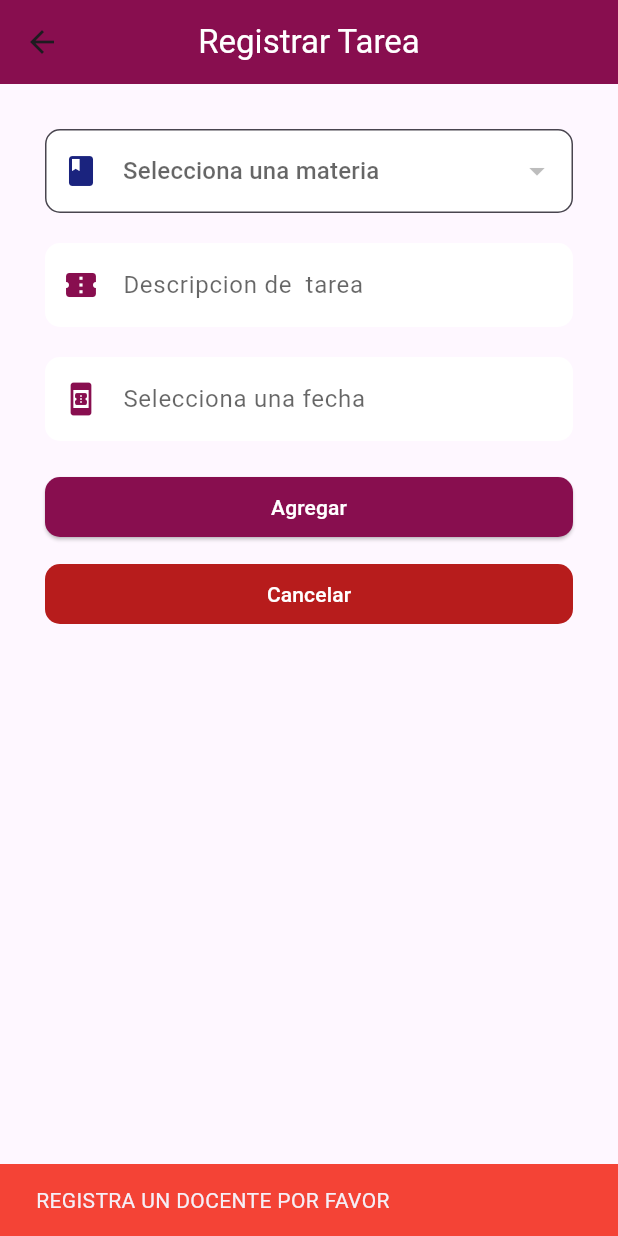
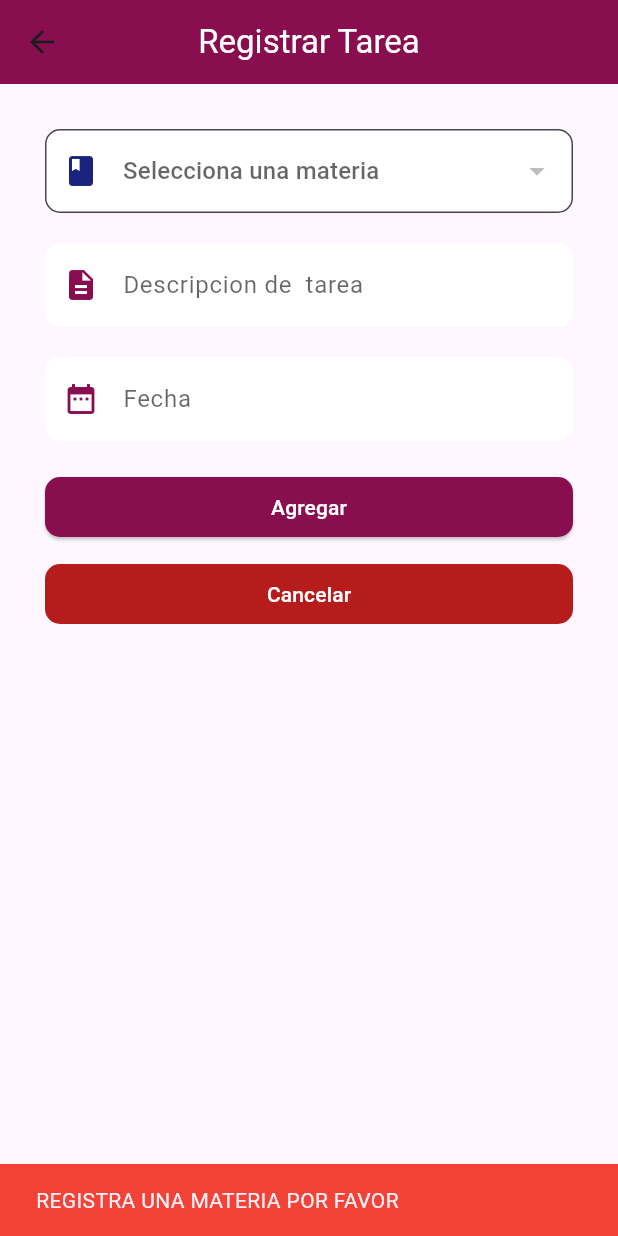
Before and after one commit to gerrycode01/dam_u3_tareas, a Flutter app: the CrearTarea screen opened directly, after a tap on "Agregar", on a phone screen of 412 x 824 dp. Run offline on Flutter 3.47's test engine with Material 3 defaults, Android fonts, the light colour scheme and no system bars; our stand-ins replace sqflite; accounts and stored records are empty.

Commit message:
registrar tarea al 75%

```diff
--- a/lib/vistas/VistaTarea/crearTarea.dart
+++ b/lib/vistas/VistaTarea/crearTarea.dart
@@ -12,7 +12,6 @@ class CrearTarea extends StatefulWidget {
 }
 
 class _CrearTareaState extends State<CrearTarea> {
-  List<Tarea> tareas = [];
   List<Materia> materias = [];
   String? _materiaseleccionado;
   final _fechaentrega = TextEditingController();
@@ -71,7 +70,8 @@ class _CrearTareaState extends State<CrearTarea> {
             controller: _descripcion,
             decoration: InputDecoration(
               hintText: 'Descripcion de  tarea',
-              hintStyle: TextStyle(color: negro.withOpacity(0.6)),
+              hintStyle: TextStyle(color: negro.withOpacity(0.6)
+              ),
               filled: true,
               fillColor: blanco,
               border: OutlineInputBorder(
@@ -79,23 +79,37 @@ class _CrearTareaState extends State<CrearTarea> {
                 borderSide: BorderSide.none,
               ),
               prefixIcon: Icon(
-                  Icons.confirmation_number, color: Colors.pink.shade900),
+                  Icons.description, color: Colors.pink.shade900),
             ),
           ),
           const SizedBox(height: 20),
           TextField(
             controller: _fechaentrega,
             decoration: InputDecoration(
-              hintText: 'Selecciona una fecha',
-              hintStyle: TextStyle(color: negro.withOpacity(0.6)),
+              hintText: 'Fecha',
+              hintStyle: TextStyle(color: negro.withOpacity(0.6)
+              ),
               filled: true,
               fillColor: blanco,
               border: OutlineInputBorder(
                 borderRadius: BorderRadius.circular(10),
                 borderSide: BorderSide.none,
               ),
-              prefixIcon: Icon(Icons.book_online, color: Colors.pink.shade900),
+              prefixIcon: Icon(
+                  Icons.date_range, color: Colors.pink.shade900),
             ),
+            onTap: () async {
+              // Mostrar picker de fecha
+              DateTime? pickedDate = await showDatePicker(
+                context: context,
+                initialDate: DateTime.now(),
+                firstDate: DateTime(2000),
+                lastDate: DateTime(2100),
+              );
+              if (pickedDate != null) {
+                _fechaentrega.text = pickedDate.toString().substring(0, 10); // Formatea la fecha como yyyy-mm-dd
+              }
+            },
           ),
           const SizedBox(height: 20),
           ElevatedButton(
@@ -107,15 +121,15 @@ class _CrearTareaState extends State<CrearTarea> {
             ),
             onPressed: () {
               if (_descripcion == null) {
-                mensaje('REGISTRA UN ID A LA MATERIA POR FAVOR', Colors.red);
+                mensaje('REGISTRA LA DESCRIPCION', Colors.red);
                 return;
               }
               if (_fechaentrega == null) {
-                mensaje('REGISTRA EL NOMBRE UNA MATERIA', Colors.red);
+                mensaje('REGISTRA LA FECHA', Colors.red);
                 return;
               }
-              if (_materiaseleccionado == null) {
-                mensaje('REGISTRA UN DOCENTE POR FAVOR', Colors.red);
+              if (idMateria == null) {
+                mensaje('REGISTRA UNA MATERIA POR FAVOR', Colors.red);
                 return;
               } else {
                 Tarea t = Tarea(
--- a/lib/vistas/VistaTarea/vistaTarea.dart
+++ b/lib/vistas/VistaTarea/vistaTarea.dart
@@ -83,7 +83,7 @@ class _VistaTareaState extends State<VistaTarea> {
                     Padding(
                       padding: const EdgeInsets.all(8.0),
                       child: Text(
-                        tareas[index].descripcion,
+                        tareas[index].nombre,
                         style: TextStyle(
                             fontWeight: FontWeight.bold,
                             fontSize: 16,
@@ -95,7 +95,7 @@ class _VistaTareaState extends State<VistaTarea> {
                     Padding(
                       padding: const EdgeInsets.symmetric(horizontal: 8.0),
                       child: Text(
-                        'Carrera: ${tareas[index].f_entrega}',
+                        'Fecha entrega: ${tareas[index].docente}',
                         style: TextStyle(fontSize: 14),
                         textAlign: TextAlign.center,
                       ),
@@ -103,7 +103,7 @@ class _VistaTareaState extends State<VistaTarea> {
                     Padding(
                       padding: const EdgeInsets.symmetric(horizontal: 8.0),
                       child: Text(
-                        'Semestre: ${tareas[index].docente}',
+                        'Docente: ${tareas[index].docente}',
                         style: TextStyle(fontSize: 11),
                         textAlign: TextAlign.center,
                       ),
```
